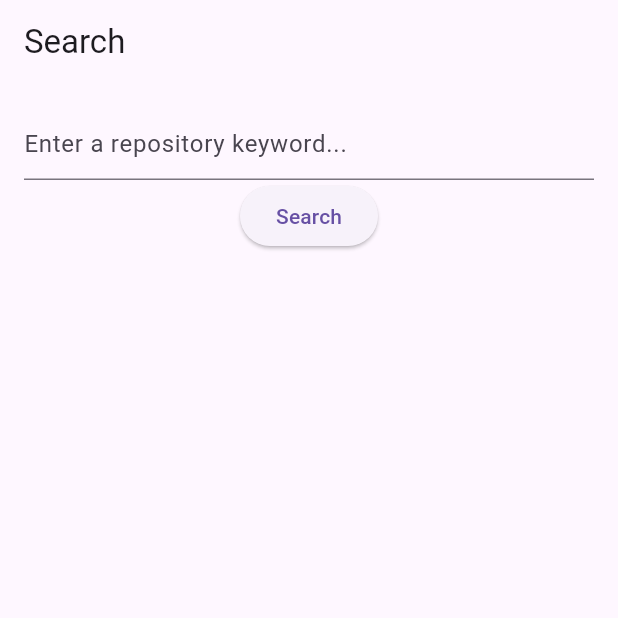
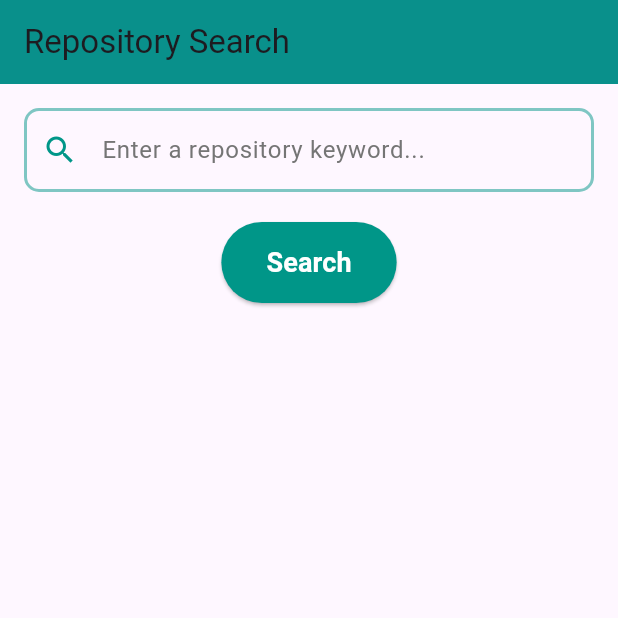
Before and after one commit to use-hunks/repo-finder, a Flutter app: the screen it shows after launch, on a phone screen of 412 x 824 dp, the top half of it. Run offline on Flutter 3.47's test engine with Material 3 defaults, Android fonts, the light colour scheme and no system bars; our stand-ins replace flutter_dotenv, flutter_riverpod, freezed_annotation, riverpod_annotation; generated files the repository leaves out were written again.

Commit message:
feat: UIをいい感じにした

```diff
--- a/lib/view/search_page_view.dart
+++ b/lib/view/search_page_view.dart
@@ -1,4 +1,3 @@
-
 import 'package:flutter/material.dart';
 import 'package:flutter_riverpod/flutter_riverpod.dart';
 import 'package:repo_finder/view/repository_list_view.dart';
@@ -11,26 +10,54 @@ class SearchPageView extends ConsumerWidget {
 
   @override
   Widget build(BuildContext context, WidgetRef ref) {
-    final repositories = ref.watch(repositoriesViewModelProvider); // リポジトリ情報を取得,消したらうまくいかない
+    final repositories = ref.watch(repositoriesViewModelProvider); // リポジトリ情報を取得
+
     return Scaffold(
       appBar: AppBar(
-        title: const Text('Search'),
+        title: const Text('Repository Search'),
+        backgroundColor: Colors.teal, // アプリバーの背景色を変更
+        elevation: 4.0, // 少し影をつけて立体感を演出
       ),
       body: Padding(
         padding: const EdgeInsets.all(16.0),
         child: Column(
+          crossAxisAlignment: CrossAxisAlignment.center, // 横の配置を中央に
           children: [
+            // リポジトリ検索のためのテキストフィールド
             TextField(
               controller: _controller,
-              decoration: const InputDecoration(
+              decoration: InputDecoration(
                 hintText: 'Enter a repository keyword...',
+                hintStyle: TextStyle(color: Colors.grey[600]), // ヒントテキストの色
+                prefixIcon: const Icon(Icons.search,
+                    color: Colors.teal), // 検索アイコンを追加
+                border: OutlineInputBorder(
+                  borderRadius: BorderRadius.circular(10), // 角を丸くする
+                  borderSide:
+                      const BorderSide(color: Colors.teal, width: 2),
+                ),
+                focusedBorder: OutlineInputBorder(
+                  borderRadius: BorderRadius.circular(10),
+                  borderSide:
+                      const BorderSide(color: Colors.teal, width: 2),
+                ),
+                enabledBorder: OutlineInputBorder(
+                  borderRadius: BorderRadius.circular(10),
+                  borderSide: BorderSide(
+                      color: Colors.teal.withOpacity(0.5), width: 2),
+                ),
               ),
             ),
+            const SizedBox(height: 20), // 上部に余白を追加
+
+            // 検索ボタン
             ElevatedButton(
               onPressed: () {
                 final String query = _controller.text;
-                // APIを叩いてリポジトリ情報を取得する処理を書く
-                ref.read(repositoriesViewModelProvider.notifier).searchRepositories(query);
+                // APIを叩いてリポジトリ情報を取得する処理
+                ref
+                    .read(repositoriesViewModelProvider.notifier)
+                    .searchRepositories(query);
                 // 一覧画面に遷移する
                 Navigator.push(
                   context,
@@ -39,7 +66,22 @@ class SearchPageView extends ConsumerWidget {
                   ),
                 );
               },
-              child: const Text('Search'),
+              style: ElevatedButton.styleFrom(
+                backgroundColor: Colors.teal, // ボタンの背景色
+                padding: const EdgeInsets.symmetric(
+                    vertical: 14, horizontal: 30), // ボタンのサイズ調整
+                shape: RoundedRectangleBorder(
+                  borderRadius: BorderRadius.circular(30), // ボタンの角を丸くする
+                ),
+              ),
+              child: const Text(
+                'Search',
+                style: TextStyle(
+                  color: Colors.white,
+                  fontSize: 18,
+                  fontWeight: FontWeight.bold,
+                  ), // ボタンのテキストを太字
+              ),
             ),
           ],
         ),
```
Also changed, not shown: lib/view/repository_detail.dart (+61 -20 lines), lib/view/repository_list_view.dart (+56 -8 lines).
